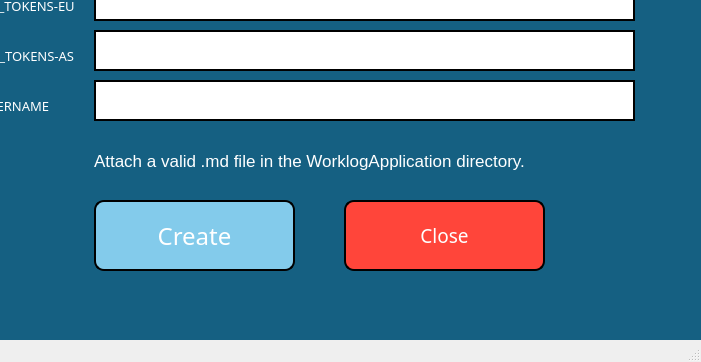
nakkasoft/das-worklog, file worklog.ui: the form before one commit; both pictures show x 86 to 787 and y 280 to 642 of the 787 by 642 pixel window.
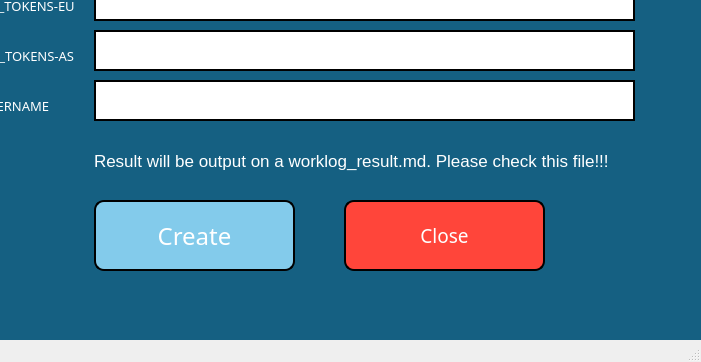
The form after the commit. Icons and pictures are not drawn.

Patch:
```diff
--- a/worklog.ui
+++ b/worklog.ui
@@ -198,7 +198,7 @@
      <string notr="true">color: white; background-color: rgb(21, 96, 130);</string>
     </property>
     <property name="text">
-     <string>Attach a valid .md file in the WorklogApplication directory.</string>
+     <string>Result will be output on a worklog_result.md. Please check this file!!!</string>
     </property>
    </widget>
    <widget class="QLabel" name="label_3">
```
